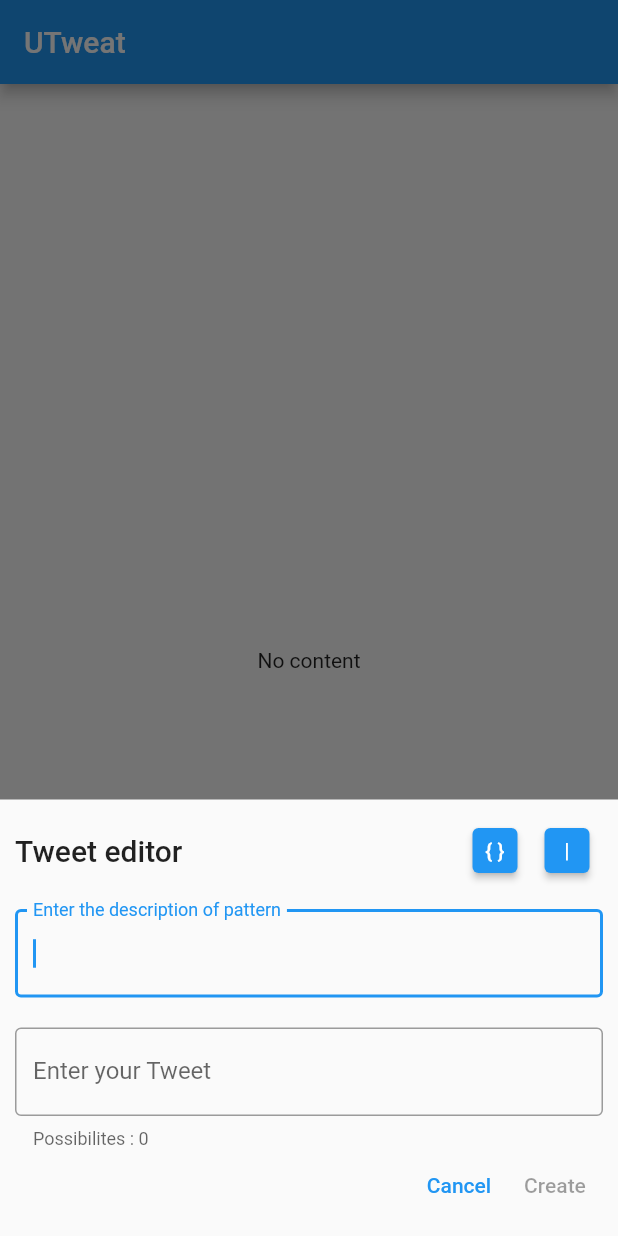
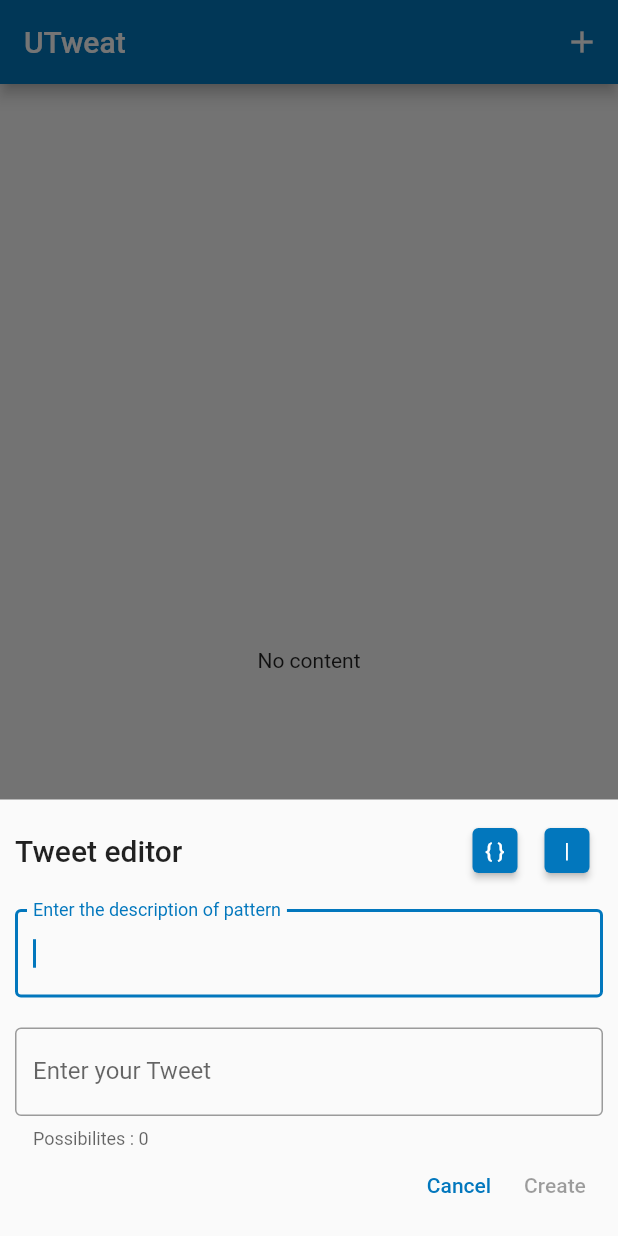
Before and after one commit to bynicodevelop/utweat, a Flutter app: the screen it shows after launch, after a tap on the "add" icon, on a phone screen of 412 x 824 dp. Run offline on Flutter 3.47's test engine with Material 2 defaults, Android fonts, the phone set to English and light mode, and no system bars; our stand-ins replace bloc, equatable, flutter_bloc, sqflite; accounts and stored records are empty.

Commit message:
Update database and included account table

```diff
--- /dev/null
+++ b/lib/config/constants.dart
@@ -0,0 +1,18 @@
+import 'package:flutter/material.dart';
+
+const Color kPrimaryColor = Color(0xFF0277BD);
+
+Map<int, Color> color = {
+  50: const Color.fromRGBO(2, 119, 189, .1),
+  100: const Color.fromRGBO(2, 119, 189, .2),
+  200: const Color.fromRGBO(2, 119, 189, .3),
+  300: const Color.fromRGBO(2, 119, 189, .4),
+  400: const Color.fromRGBO(2, 119, 189, .5),
+  500: const Color.fromRGBO(2, 119, 189, .6),
+  600: const Color.fromRGBO(2, 119, 189, .7),
+  700: const Color.fromRGBO(2, 119, 189, .8),
+  800: const Color.fromRGBO(2, 119, 189, .9),
+  900: const Color.fromRGBO(2, 119, 189, 1),
+};
+
+MaterialColor kPrimaryMaterialColor = MaterialColor(0xFF0277BD, color);
--- a/lib/main.dart
+++ b/lib/main.dart
@@ -1,5 +1,6 @@
 import 'package:flutter/material.dart';
 import 'package:flutter_bloc/flutter_bloc.dart';
+import 'package:utweat/config/constants.dart';
 import 'package:utweat/respositories/abstracts/database_repository.dart';
 import 'package:utweat/respositories/content_repository.dart';
 import 'package:utweat/respositories/sqlite_repository.dart';
@@ -63,7 +64,10 @@
         title: 'UTweat',
         debugShowCheckedModeBanner: false,
         theme: ThemeData(
-          primarySwatch: Colors.blue,
+          primarySwatch: kPrimaryMaterialColor,
+          floatingActionButtonTheme: FloatingActionButtonThemeData(
+            backgroundColor: kPrimaryMaterialColor,
+          ),
         ),
         home: const HomeScreen(),
       ),
--- a/lib/models/content_model.dart
+++ b/lib/models/content_model.dart
@@ -3,6 +3,7 @@
   final String description;
   final String content;
   final int possibilities;
+  final int accountUid;
   final List<String> contents;
 
   const ContentModel({
@@ -10,6 +11,7 @@
     required this.description,
     required this.content,
     required this.possibilities,
+    required this.accountUid,
     this.contents = const [],
   });
 
@@ -19,6 +21,7 @@
       description: json['description'] as String,
       content: json['content'] as String,
       possibilities: json['possibilities'] as int,
+      accountUid: json['account_uid'] as int,
       contents: json['contents'] as List<String>,
     );
   }
@@ -29,6 +32,7 @@
       'description': description,
       'content': content,
       'possibilities': possibilities,
+      'account_uid': accountUid,
       'contents': contents,
     };
   }
--- a/lib/respositories/content_repository.dart
+++ b/lib/respositories/content_repository.dart
@@ -45,6 +45,7 @@
       ...{
         "uid": _contentList.length + 1,
         "contents": List<String>.from([]),
+        "account_uid": 1,
       },
     });
 
@@ -88,7 +89,9 @@
 
     return ContentModel.fromJson({
       ...map,
-      ...{"contents": contentsUsed.map<String>((e) => e["content"]).toList()},
+      ...{
+        "contents": contentsUsed.map<String>((e) => e["content"]).toList(),
+      },
     });
   }
 
--- a/lib/respositories/sqlite_repository.dart
+++ b/lib/respositories/sqlite_repository.dart
@@ -1,3 +1,5 @@
+import 'dart:developer' as developer;
+
 import 'package:path/path.dart';
 import 'package:sqflite/sqflite.dart';
 import 'package:sqflite/sqlite_api.dart';
@@ -7,24 +9,44 @@
 class SQLiteRepository implements DatabaseRepository {
   late final Database _database;
 
+  Future<int> get _maxId async =>
+      (await _database.rawQuery('SELECT MAX(uid) FROM contents'))
+          .first["MAX(uid)"] as int;
+
   @override
   Future<void> intializeDatabase(String dbName) async {
     String pathDatabase = join(await getDatabasesPath(), dbName);
 
-    print(pathDatabase);
+    developer.log(pathDatabase);
 
     _database = await openDatabase(
       pathDatabase,
       onCreate: (db, version) async {
+        developer.log("Install database");
+
+        await db.execute("DROP TABLE IF EXISTS accounts");
         await db.execute("DROP TABLE IF EXISTS contents");
         await db.execute("DROP TABLE IF EXISTS contents_used");
 
         await db.execute(
-          "CREATE TABLE IF NOT EXISTS contents(uid INTEGER PRIMARY KEY, description TEXT, content TEXT, possibilities INT);",
+          "CREATE TABLE IF NOT EXISTS accounts(uid INTEGER PRIMARY KEY, name TEXT);",
+        );
+
+        await db.execute(
+          "CREATE TABLE IF NOT EXISTS contents(uid INTEGER PRIMARY KEY, description TEXT, content TEXT, possibilities INT, account_uid INT);",
         );
 
         await db.execute(
           "CREATE TABLE IF NOT EXISTS contents_used(uid INTEGER PRIMARY KEY, content TEXT, content_uid INT);",
+        );
+
+        await db.insert(
+          "accounts",
+          {
+            "uid": 1,
+            "name": "Default",
+          },
+          conflictAlgorithm: ConflictAlgorithm.replace,
         );
       },
       version: 1,
@@ -42,6 +64,12 @@
     Map<String, dynamic> content = contentModel.toJson();
 
     content.remove("contents");
+
+    try {
+      content["uid"] = (await _maxId) + 1;
+    } catch (e) {
+      content["uid"] = 1;
+    }
 
     await _database.insert(
       "contents",
```
Also changed, not shown: lib/screens/home_screen.dart (+19 -14 lines), 11 other files.
